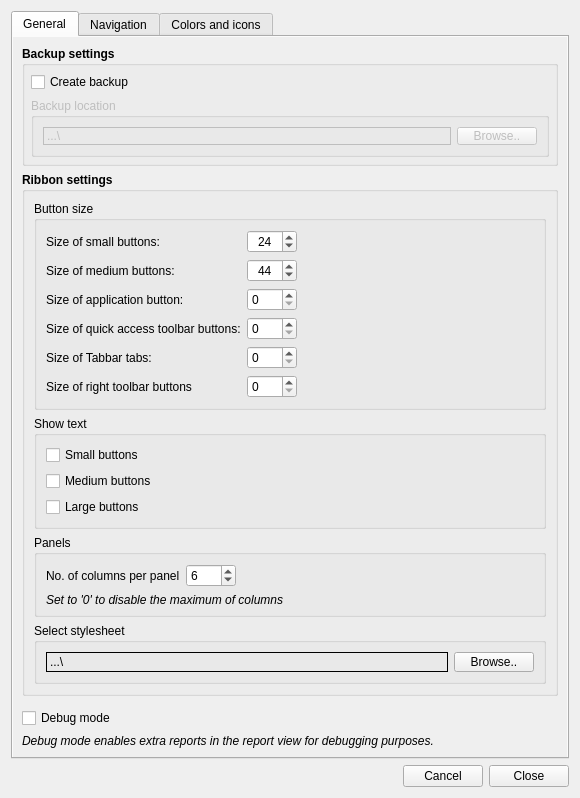
APEbbers/FreeCAD-Ribbon, file Resources/ui/Settings.ui: the form before one commit.
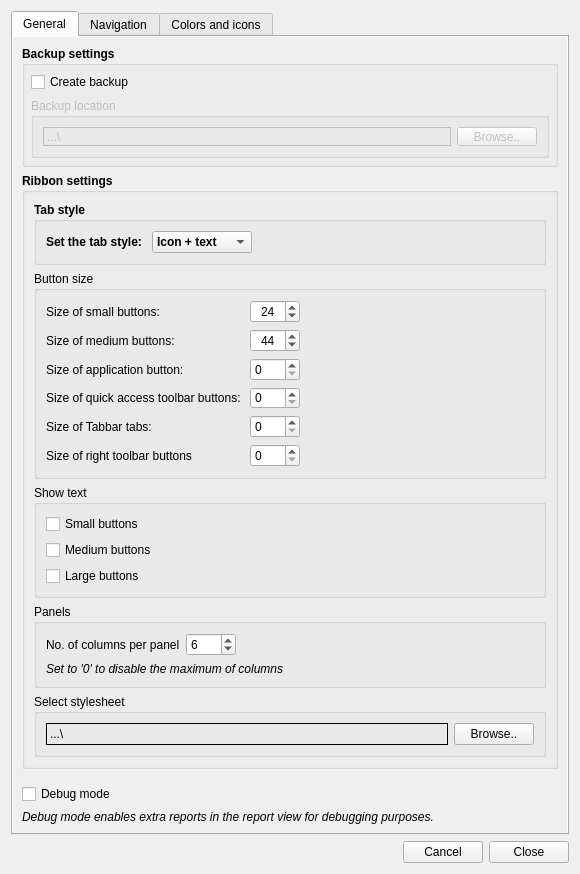
The form after the commit. Custom widgets are drawn as their Qt base class.

Commit message: added comboBox for tab style setting

```diff
--- a/Resources/ui/Settings.ui
+++ b/Resources/ui/Settings.ui
@@ -10,7 +10,7 @@
     <x>0</x>
     <y>0</y>
     <width>580</width>
-    <height>798</height>
+    <height>874</height>
    </rect>
   </property>
   <property name="windowTitle">
@@ -165,60 +165,6 @@
           <item row="0" column="0">
            <layout class="QGridLayout" name="gridLayout_3">
             <item row="1" column="0">
-             <widget class="QGroupBox" name="groupBox_3">
-              <property name="font">
-               <font>
-                <bold>false</bold>
-               </font>
-              </property>
-              <property name="title">
-               <string>Show text</string>
-              </property>
-              <layout class="QGridLayout" name="gridLayout_2">
-               <item row="0" column="0">
-                <layout class="QVBoxLayout" name="verticalLayout">
-                 <item>
-                  <widget class="QCheckBox" name="ShowText_Small">
-                   <property name="font">
-                    <font>
-                     <bold>false</bold>
-                    </font>
-                   </property>
-                   <property name="text">
-                    <string>Small buttons</string>
-                   </property>
-                  </widget>
-                 </item>
-                 <item>
-                  <widget class="QCheckBox" name="ShowText_Medium">
-                   <property name="font">
-                    <font>
-                     <bold>false</bold>
-                    </font>
-                   </property>
-                   <property name="text">
-                    <string>Medium buttons</string>
-                   </property>
-                  </widget>
-                 </item>
-                 <item>
-                  <widget class="QCheckBox" name="ShowText_Large">
-                   <property name="font">
-                    <font>
-                     <bold>false</bold>
-                    </font>
-                   </property>
-                   <property name="text">
-                    <string>Large buttons</string>
-                   </property>
-                  </widget>
-                 </item>
-                </layout>
-               </item>
-              </layout>
-             </widget>
-            </item>
-            <item row="0" column="0">
              <widget class="QGroupBox" name="groupBox_4">
               <property name="font">
                <font>
@@ -232,7 +178,14 @@
                <item row="0" column="0">
                 <layout class="QGridLayout" name="gridLayout">
                  <item row="2" column="1">
-                  <widget class="QSpinBox" name="IconSize_ApplicationButton"/>
+                  <widget class="QSpinBox" name="IconSize_ApplicationButton">
+                   <property name="minimumSize">
+                    <size>
+                     <width>0</width>
+                     <height>20</height>
+                    </size>
+                   </property>
+                  </widget>
                  </item>
                  <item row="2" column="0">
                   <widget class="QLabel" name="label_5">
@@ -252,7 +205,7 @@
                    <property name="minimumSize">
                     <size>
                      <width>50</width>
-                     <height>0</height>
+                     <height>20</height>
                     </size>
                    </property>
                    <property name="baseSize">
@@ -312,7 +265,7 @@
                    <property name="minimumSize">
                     <size>
                      <width>50</width>
-                     <height>0</height>
+                     <height>20</height>
                     </size>
                    </property>
                    <property name="sizeIncrement">
@@ -353,10 +306,24 @@
                   </widget>
                  </item>
                  <item row="3" column="1">
-                  <widget class="QSpinBox" name="IconSize_QuickAccessButton"/>
+                  <widget class="QSpinBox" name="IconSize_QuickAccessButton">
+                   <property name="minimumSize">
+                    <size>
+                     <width>0</width>
+                     <height>20</height>
+                    </size>
+                   </property>
+                  </widget>
                  </item>
                  <item row="5" column="1">
-                  <widget class="QSpinBox" name="IconSize_rightToolbarButton"/>
+                  <widget class="QSpinBox" name="IconSize_rightToolbarButton">
+                   <property name="minimumSize">
+                    <size>
+                     <width>0</width>
+                     <height>20</height>
+                    </size>
+                   </property>
+                  </widget>
                  </item>
                  <item row="0" column="0">
                   <widget class="QLabel" name="label_10">
@@ -392,7 +359,7 @@
                  <item row="3" column="0">
                   <widget class="QLabel" name="label_21">
                    <property name="text">
-                    <string>Size of quick access toolbar buttons:</string>
+                    <string>&lt;html&gt;&lt;head/&gt;&lt;body&gt;&lt;p&gt;Size of quick access toolbar buttons: &lt;/p&gt;&lt;/body&gt;&lt;/html&gt;</string>
                    </property>
                   </widget>
                  </item>
@@ -404,7 +371,14 @@
                   </widget>
                  </item>
                  <item row="4" column="1">
-                  <widget class="QSpinBox" name="TabbarHeight"/>
+                  <widget class="QSpinBox" name="TabbarHeight">
+                   <property name="minimumSize">
+                    <size>
+                     <width>0</width>
+                     <height>20</height>
+                    </size>
+                   </property>
+                  </widget>
                  </item>
                 </layout>
                </item>
@@ -424,7 +398,7 @@
               </layout>
              </widget>
             </item>
-            <item row="2" column="0">
+            <item row="3" column="0">
              <widget class="QGroupBox" name="groupBox_5">
               <property name="sizePolicy">
                <sizepolicy hsizetype="Preferred" vsizetype="Preferred">
@@ -460,7 +434,7 @@
                    <property name="minimumSize">
                     <size>
                      <width>50</width>
-                     <height>0</height>
+                     <height>20</height>
                     </size>
                    </property>
                    <property name="minimum">
@@ -512,6 +486,133 @@
               </layout>
              </widget>
             </item>
+            <item row="2" column="0">
+             <widget class="QGroupBox" name="groupBox_3">
+              <property name="font">
+               <font>
+                <bold>false</bold>
+               </font>
+              </property>
+              <property name="title">
+               <string>Show text</string>
+              </property>
+              <layout class="QGridLayout" name="gridLayout_2">
+               <item row="0" column="0">
+                <layout class="QVBoxLayout" name="verticalLayout">
+                 <item>
+                  <widget class="QCheckBox" name="ShowText_Small">
+                   <property name="font">
+                    <font>
+                     <bold>false</bold>
+                    </font>
+                   </property>
+                   <property name="text">
+                    <string>Small buttons</string>
+                   </property>
+                  </widget>
+                 </item>
+                 <item>
+                  <widget class="QCheckBox" name="ShowText_Medium">
+                   <property name="font">
+                    <font>
+                     <bold>false</bold>
+                    </font>
+                   </property>
+                   <property name="text">
+                    <string>Medium buttons</string>
+                   </property>
+                  </widget>
+                 </item>
+                 <item>
+                  <widget class="QCheckBox" name="ShowText_Large">
+                   <property name="font">
+                    <font>
+                     <bold>false</bold>
+                    </font>
+                   </property>
+                   <property name="text">
+                    <string>Large buttons</string>
+                   </property>
+                  </widget>
+                 </item>
+                </layout>
+               </item>
+              </layout>
+             </widget>
+            </item>
+            <item row="0" column="0">
+             <widget class="QGroupBox" name="groupBox_10">
+              <property name="sizePolicy">
+               <sizepolicy hsizetype="Preferred" vsizetype="Minimum">
+                <horstretch>0</horstretch>
+                <verstretch>0</verstretch>
+               </sizepolicy>
+              </property>
+              <property name="minimumSize">
+               <size>
+                <width>0</width>
+                <height>0</height>
+               </size>
+              </property>
+              <property name="title">
+               <string>Tab style</string>
+              </property>
+              <layout class="QGridLayout" name="gridLayout_25">
+               <item row="0" column="0">
+                <layout class="QGridLayout" name="gridLayout_24">
+                 <item row="0" column="0">
+                  <widget class="QLabel" name="label_24">
+                   <property name="text">
+                    <string>&lt;html&gt;&lt;head/&gt;&lt;body&gt;&lt;p&gt;Set the tab style: &lt;/p&gt;&lt;/body&gt;&lt;/html&gt;</string>
+                   </property>
+                  </widget>
+                 </item>
+                 <item row="0" column="1">
+                  <widget class="QComboBox" name="TabbarStyle">
+                   <property name="minimumSize">
+                    <size>
+                     <width>100</width>
+                     <height>0</height>
+                    </size>
+                   </property>
+                   <property name="currentText">
+                    <string>Icon + text</string>
+                   </property>
+                   <item>
+                    <property name="text">
+                     <string>Icon + text</string>
+                    </property>
+                   </item>
+                   <item>
+                    <property name="text">
+                     <string>Icon only</string>
+                    </property>
+                   </item>
+                   <item>
+                    <property name="text">
+                     <string>Text only</string>
+                    </property>
+                   </item>
+                  </widget>
+                 </item>
+                </layout>
+               </item>
+               <item row="0" column="1">
+                <spacer name="horizontalSpacer_7">
+                 <property name="orientation">
+                  <enum>Qt::Orientation::Horizontal</enum>
+                 </property>
+                 <property name="sizeHint" stdset="0">
+                  <size>
+                   <width>40</width>
+                   <height>20</height>
+                  </size>
+                 </property>
+                </spacer>
+               </item>
+              </layout>
+             </widget>
+            </item>
            </layout>
           </item>
           <item row="1" column="0">
```
The commit also changes 1 other file.
